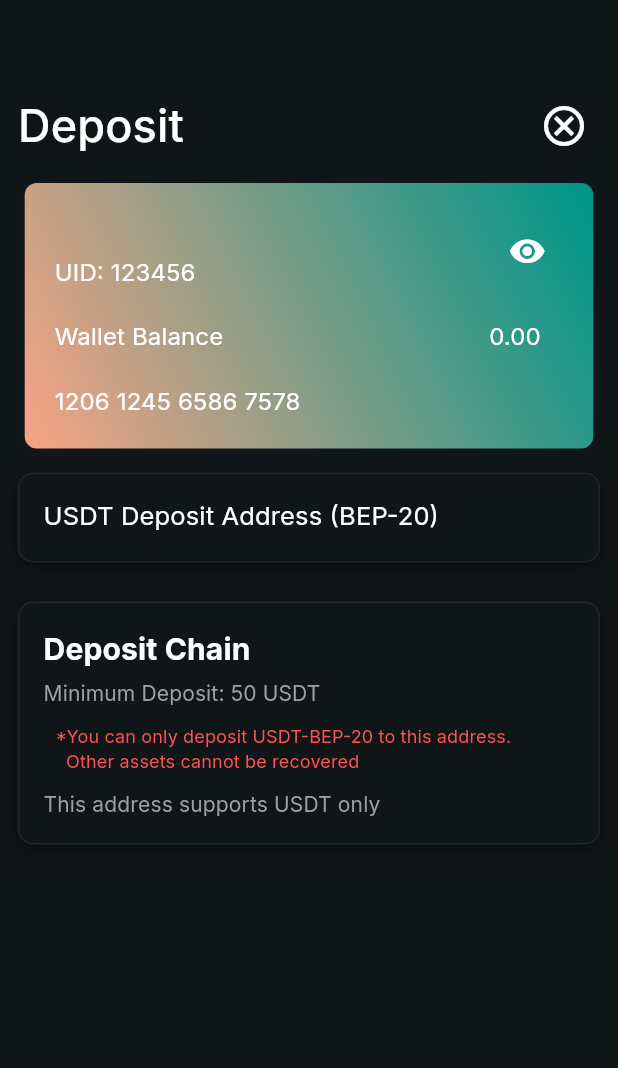
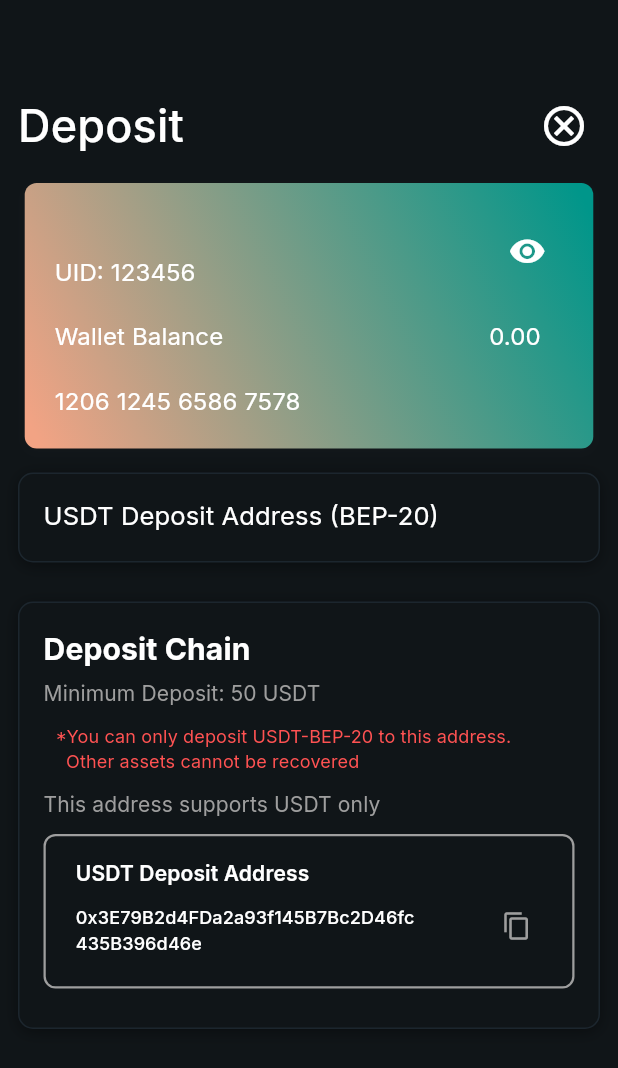
Before and after one commit to Sukhmeetsingh306/NFT_Trading, a Flutter app: the DepositMainScreen screen opened by its route, on a phone screen of 412 x 824 dp. Shown: the top 1068 px of the screen. Run offline on Flutter 3.47's test engine with Material 3 defaults, Android fonts, the phone set to English and light mode, and no system bars; our stand-ins replace google_fonts, image_picker, intl_phone_field, permission_handler, shared_preferences; missing offline and left inert: random_avatar; accounts and stored records are empty; project files that could hold a hidden picture were left out.

Commit message:
created the copy code

```diff
--- a/flow/lib/screen/main/deposit_main_screen.dart
+++ b/flow/lib/screen/main/deposit_main_screen.dart
@@ -1,5 +1,6 @@
 import 'package:flow/utils/widget/container_widget_utils.dart';
 import 'package:flutter/material.dart';
+import 'package:flutter/services.dart';
 import 'package:shared_preferences/shared_preferences.dart';
 
 import '../../utils/fonts/google_fonts_utils.dart';
@@ -20,8 +21,10 @@ class DepositMainScreen extends StatefulWidget {
 class _DepositMainScreenState extends State<DepositMainScreen> {
   String username = "User";
   String usdtBalance = '0.00';
+  String walletAddress = "Fetching...";
 
   bool isHidden = false;
+  bool _isCopied = false;
 
   Future<void> _loadUsername() async {
     final pref = await SharedPreferences.getInstance();
@@ -32,10 +35,43 @@ class _DepositMainScreenState extends State<DepositMainScreen> {
     //print("Loaded Username: $username"); // 🔍 Debug SharedPreferences
   }
 
+  Future<void> _loadWalletAddress() async {
+    final pref = await SharedPreferences.getInstance();
+    String? savedAddress = pref.getString('walletAddress');
+
+    print("Retrieved Wallet Address: $savedAddress"); // Debugging
+
+    if (mounted) {
+      setState(() {
+        walletAddress =
+            savedAddress ?? "0x3E79B2d4FDa2a93f145B7Bc2D46fc435B396d46e";
+      });
+    }
+  }
+
+  void _copyToClipboard(BuildContext context) {
+    if (_isCopied) return;
+
+    Clipboard.setData(ClipboardData(text: walletAddress));
+
+    setState(() {
+      _isCopied = true;
+    });
+
+    Future.delayed(Duration(seconds: 2), () {
+      if (mounted) {
+        setState(() {
+          _isCopied = false;
+        });
+      }
+    });
+  }
+
   @override
   void initState() {
     super.initState();
     _loadUsername();
+    _loadWalletAddress();
   }
 
   @override
@@ -217,6 +253,94 @@ class _DepositMainScreenState extends State<DepositMainScreen> {
                         googleInterTextWeight4Font14ColorGrey(
                           'This address supports USDT only',
                         ),
+                        sizedBoxH10(),
+                        Container(
+                          padding: EdgeInsets.symmetric(
+                              horizontal: 12, vertical: 10),
+                          decoration: BoxDecoration(
+                            border: Border.all(color: Colors.grey, width: 1.5),
+                            borderRadius: BorderRadius.circular(8),
+                          ),
+                          child: Column(
+                            crossAxisAlignment: CrossAxisAlignment.start,
+                            children: [
+                              Padding(
+                                padding: const EdgeInsets.only(
+                                  top: 5.0,
+                                  left: 8,
+                                  right: 8,
+                                  bottom: 0,
+                                ),
+                                child: googleInterText(
+                                  'USDT Deposit Address',
+                                  fontSize: 14,
+                                  fontWeight: FontWeight.w600,
+                                ),
+                              ),
+                              Row(
+                                mainAxisAlignment:
+                                    MainAxisAlignment.spaceBetween,
+                                children: [
+                                  Flexible(
+                                    fit: FlexFit.loose,
+                                    child: Padding(
+                                      padding: EdgeInsets.only(
+                                        top: 0,
+                                        left: 8,
+                                        right:
+                                            MediaQuery.of(context).size.width *
+                                                .09,
+                                        bottom: 0,
+                                      ),
+                                      child: googleInterText(
+                                        walletAddress,
+                                        fontSize: 12,
+                                        fontWeight: FontWeight.w500,
+                                      ),
+                                    ),
+                                  ),
+                                  Column(
+                                    children: [
+                                      AnimatedContainer(
+                                        duration: Duration(milliseconds: 300),
+                                        curve: Curves.easeInOut,
+                                        width: 50,
+                                        height: 50,
+                                        decoration: BoxDecoration(
+                                          color: Colors.transparent,
+                                        ),
+                                        child: AnimatedSwitcher(
+                                          duration: Duration(milliseconds: 300),
+                                          transitionBuilder:
+                                              (widget, animation) {
+                                            return ScaleTransition(
+                                              scale: animation,
+                                              child: widget,
+                                            );
+                                          },
+                                          child: IconButton(
+                                            key: ValueKey<bool>(_isCopied),
+                                            icon: Icon(
+                                              _isCopied
+                                                  ? Icons.check
+                                                  : Icons.copy,
+                                              size: 20,
+                                              color: Colors.grey,
+                                            ),
+                                            onPressed: () =>
+                                                _copyToClipboard(context),
+                                          ),
+                                        ),
+                                      ),
+                                      sizedBoxH5(),
+                                    ],
+                                  ),
+                                ],
+                              ),
+                            ],
+                          ),
+                        ),
+                        sizedBoxH10(),
                       ],
                     ),
                   ),
```
